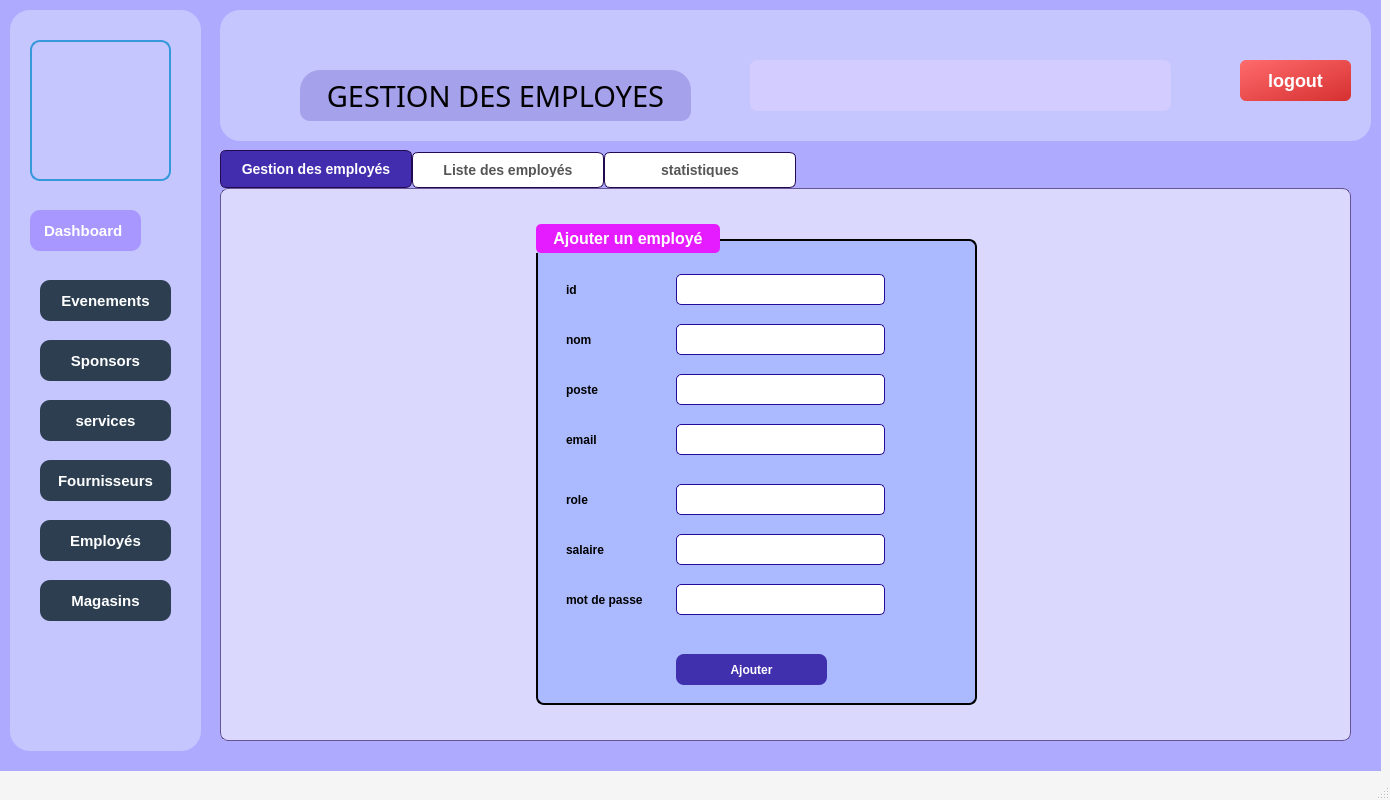
First picture: the form in mainwindow.ui, repository MontaCHOUIG/MallFlow, before the edit.
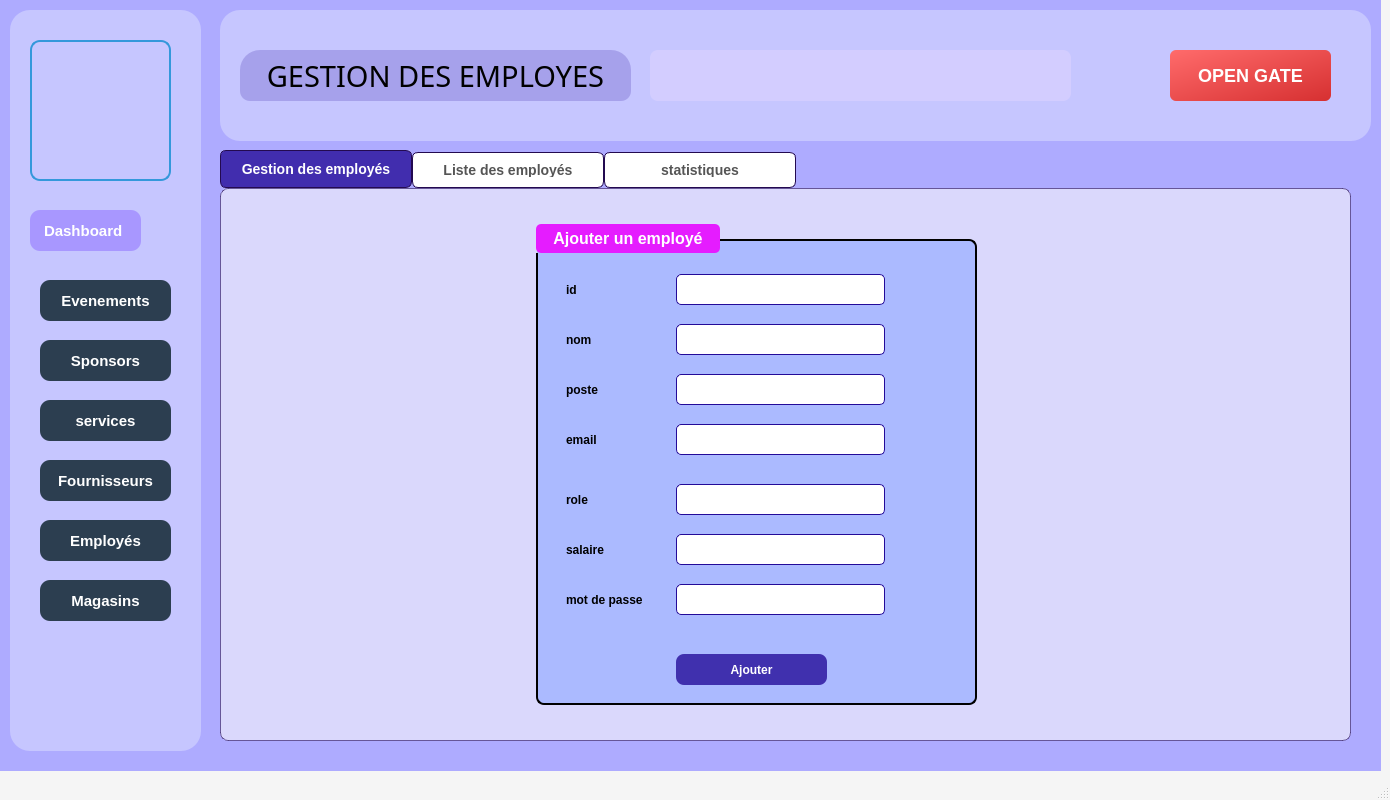
Second picture: the form after the edit. The open tabs and pages were chosen to show the change. Icons and pictures are not drawn.

Commit message: gate controle from the application added

Patch:
```diff
--- a/mainwindow.ui
+++ b/mainwindow.ui
@@ -1165,8 +1165,8 @@
     <widget class="QLabel" name="label_authUser">
      <property name="geometry">
       <rect>
-       <x>530</x>
-       <y>50</y>
+       <x>430</x>
+       <y>40</y>
        <width>421</width>
        <height>51</height>
       </rect>
@@ -1190,8 +1190,8 @@
     <widget class="QLabel" name="Sp_Label_Titre">
      <property name="geometry">
       <rect>
-       <x>80</x>
-       <y>60</y>
+       <x>20</x>
+       <y>40</y>
        <width>391</width>
        <height>51</height>
       </rect>
@@ -1217,8 +1217,8 @@
     <widget class="QLabel" name="label_8">
      <property name="geometry">
       <rect>
-       <x>960</x>
-       <y>50</y>
+       <x>860</x>
+       <y>40</y>
        <width>41</width>
        <height>41</height>
       </rect>
@@ -1233,10 +1233,10 @@
     <widget class="QPushButton" name="button_logout">
      <property name="geometry">
       <rect>
-       <x>1020</x>
-       <y>50</y>
-       <width>111</width>
-       <height>41</height>
+       <x>950</x>
+       <y>40</y>
+       <width>161</width>
+       <height>51</height>
       </rect>
      </property>
      <property name="styleSheet">
@@ -1260,7 +1260,7 @@
 </string>
      </property>
      <property name="text">
-      <string>logout</string>
+      <string>OPEN GATE</string>
      </property>
     </widget>
    </widget>
```
Left out of the diff: 4 changed lines with no effect on the pictures. The commit also changes 2 other files.
